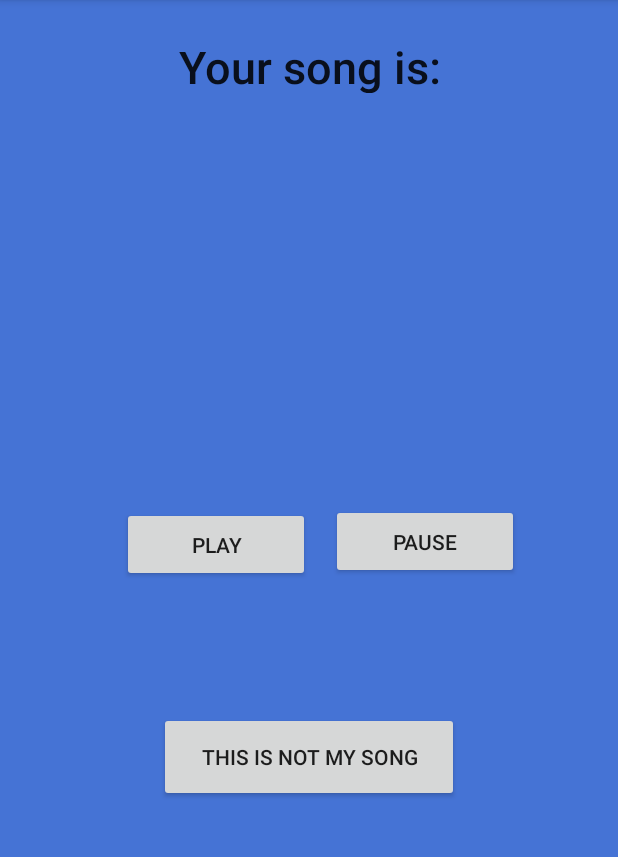
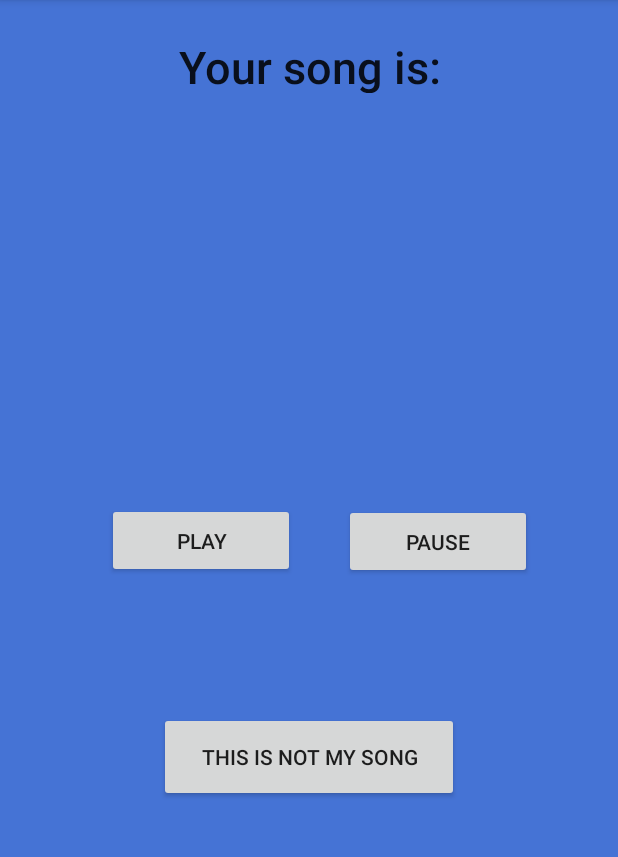
Before and after one commit to MikePagorb/Android_app, an Android app: the SecondActivity screen opened directly, with no data from a screen before it, on a phone screen of 412 x 824 dp, the part 84-941 px from its top. Run offline under Robolectric (Android 15) with nearby library versions, the phone set to English and light mode, and no system bars.

Commit message:
???????????

```diff
--- a/app/src/main/res/layout/activity_second.xml
+++ b/app/src/main/res/layout/activity_second.xml
@@ -37,14 +37,13 @@
         android:id="@+id/button2"
         android:layout_width="125dp"
         android:layout_height="50dp"
-        android:layout_marginTop="80dp"
         android:text="@string/play"
         app:layout_constraintBottom_toBottomOf="parent"
         app:layout_constraintEnd_toStartOf="@+id/button3"
-        app:layout_constraintHorizontal_bias="0.851"
+        app:layout_constraintHorizontal_bias="0.685"
         app:layout_constraintStart_toStartOf="parent"
         app:layout_constraintTop_toBottomOf="@+id/nameSong"
-        app:layout_constraintVertical_bias="0.043" />
+        app:layout_constraintVertical_bias="0.199" />
 
     <Button
         android:id="@+id/button3"
@@ -53,7 +52,7 @@
         android:text="@string/pause"
         app:layout_constraintBottom_toBottomOf="parent"
         app:layout_constraintEnd_toEndOf="parent"
-        app:layout_constraintHorizontal_bias="0.769"
+        app:layout_constraintHorizontal_bias="0.8"
         app:layout_constraintStart_toStartOf="parent"
         app:layout_constraintTop_toBottomOf="@+id/nameSong"
         app:layout_constraintVertical_bias="0.2" />
```
